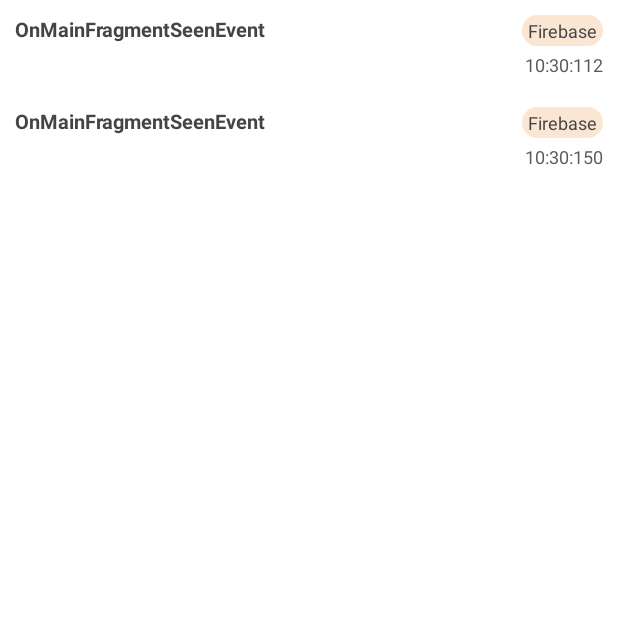
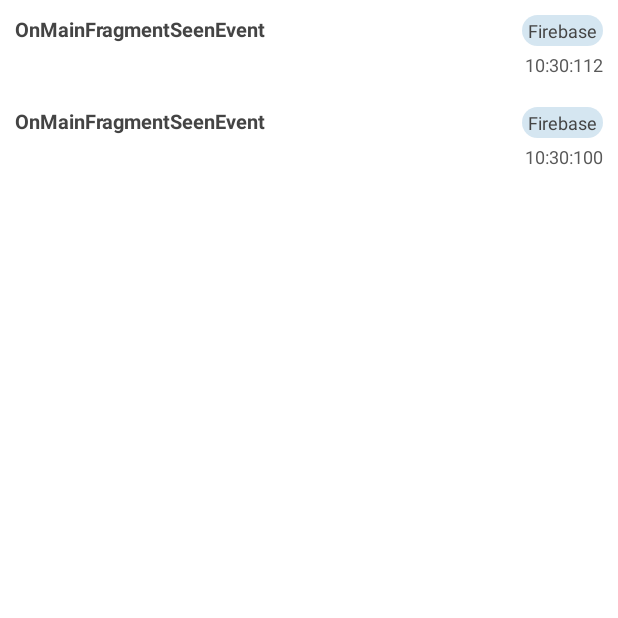
Before and after one commit to Trendyol/android-dev-tools, an Android app: the fragment EventsFragment placed in its activity, on a phone screen of 412 x 824 dp, the top half of it. Run offline under Robolectric (Android 15) with nearby library versions, the phone set to English and light mode, and no system bars; our stand-ins replace Room's generated code, RxJava, paging; libraries missing offline, so code that uses them is left out: com.trendyol.uicomponents; 1 statement that could not run was skipped.

Commit message:
Remove EventPlatform, assign platform colors dynamically

```diff
--- a/analytics-logger-no-op/src/main/java/com/trendyol/android/devtools/analyticslogger/AnalyticsLogger.kt
+++ b/analytics-logger-no-op/src/main/java/com/trendyol/android/devtools/analyticslogger/AnalyticsLogger.kt
@@ -15,7 +15,7 @@ class AnalyticsLogger private constructor(
         fun report(
             key: String?,
             value: Any?,
-            platform: EventPlatform?,
+            platform: String?,
         ) {
             // no-op
         }
--- a/analytics-logger/src/main/java/com/trendyol/android/devtools/analyticslogger/internal/data/database/PlatformConverter.kt
+++ /dev/null
@@ -1,22 +0,0 @@
-package com.trendyol.android.devtools.analyticslogger.internal.data.database
-
-import androidx.room.ProvidedTypeConverter
-import androidx.room.TypeConverter
-import com.squareup.moshi.Moshi
-import com.trendyol.android.devtools.analyticslogger.EventPlatform
-
-@ProvidedTypeConverter
-internal class PlatformConverter(private val moshi: Moshi) {
-
-    @TypeConverter
-    fun toPlatform(value: String?): EventPlatform? {
-        val adapter = moshi.adapter(EventPlatform::class.java)
-        return value?.let { runCatching { adapter.fromJson(it) }.getOrNull() }
-    }
-
-    @TypeConverter
-    fun toString(platform: EventPlatform?): String? {
-        val adapter = moshi.adapter(EventPlatform::class.java)
-        return runCatching { adapter.toJson(platform) }.getOrNull()
-    }
-}
--- a/analytics-logger/src/main/java/com/trendyol/android/devtools/analyticslogger/internal/data/model/EventEntity.kt
+++ b/analytics-logger/src/main/java/com/trendyol/android/devtools/analyticslogger/internal/data/model/EventEntity.kt
@@ -3,13 +3,12 @@ package com.trendyol.android.devtools.analyticslogger.internal.data.model
 import androidx.room.ColumnInfo
 import androidx.room.Entity
 import androidx.room.PrimaryKey
-import com.trendyol.android.devtools.analyticslogger.EventPlatform
 
 @Entity(tableName = "event_entities")
 internal data class EventEntity(
     @PrimaryKey(autoGenerate = true) val uid: Int = 0,
     @ColumnInfo(name = "key") val key: String?,
     @ColumnInfo(name = "value") val value: String?,
-    @ColumnInfo(name = "platform") val platform: EventPlatform?,
+    @ColumnInfo(name = "platform") val platform: String?,
     @ColumnInfo(name = "date") val date: String?,
 )
--- a/analytics-logger/src/main/java/com/trendyol/android/devtools/analyticslogger/internal/di/AnalyticsContainer.kt
+++ b/analytics-logger/src/main/java/com/trendyol/android/devtools/analyticslogger/internal/di/AnalyticsContainer.kt
@@ -15,7 +15,7 @@ internal class AnalyticsContainer(private val context: Context) {
         Moshi.Builder().add(KotlinJsonAdapterFactory()).build()
     }
 
-    private val eventDatabase: EventDatabase by lazy { EventDatabase.create(context, moshi) }
+    private val eventDatabase: EventDatabase by lazy { EventDatabase.create(context) }
 
     private val eventRepository: EventRepository by lazy { EventRepositoryImpl(eventDatabase) }
 
--- a/analytics-logger/src/main/java/com/trendyol/android/devtools/analyticslogger/internal/domain/manager/EventManager.kt
+++ b/analytics-logger/src/main/java/com/trendyol/android/devtools/analyticslogger/internal/domain/manager/EventManager.kt
@@ -1,13 +1,12 @@
 package com.trendyol.android.devtools.analyticslogger.internal.domain.manager
 
-import com.trendyol.android.devtools.analyticslogger.EventPlatform
 import com.trendyol.android.devtools.analyticslogger.internal.domain.model.Event
 
 internal interface EventManager {
 
     suspend fun find(query: String?, page: Int, pageSize: Int): List<Event>
 
-    suspend fun insert(key: String?, value: Any?, platform: EventPlatform?)
+    suspend fun insert(key: String?, value: Any?, platform: String?)
 
     suspend fun deleteAll()
 }
--- a/analytics-logger/src/main/java/com/trendyol/android/devtools/analyticslogger/internal/domain/manager/EventManagerImpl.kt
+++ b/analytics-logger/src/main/java/com/trendyol/android/devtools/analyticslogger/internal/domain/manager/EventManagerImpl.kt
@@ -1,7 +1,6 @@
 package com.trendyol.android.devtools.analyticslogger.internal.domain.manager
 
 import com.squareup.moshi.Moshi
-import com.trendyol.android.devtools.analyticslogger.EventPlatform
 import com.trendyol.android.devtools.analyticslogger.internal.data.model.EventEntity
 import com.trendyol.android.devtools.analyticslogger.internal.data.repository.EventRepository
 import com.trendyol.android.devtools.analyticslogger.internal.domain.model.Event
@@ -38,7 +37,7 @@ internal class EventManagerImpl(
     override suspend fun insert(
         key: String?,
         value: Any?,
-        platform: EventPlatform?,
+        platform: String?,
     ) {
         val dateFormat = SimpleDateFormat("hh:mm:SS", Locale.getDefault())
         val date = dateFormat.format(Calendar.getInstance().time)
--- a/analytics-logger/src/main/java/com/trendyol/android/devtools/analyticslogger/internal/domain/model/Event.kt
+++ b/analytics-logger/src/main/java/com/trendyol/android/devtools/analyticslogger/internal/domain/model/Event.kt
@@ -1,12 +1,10 @@
 package com.trendyol.android.devtools.analyticslogger.internal.domain.model
-
-import com.trendyol.android.devtools.analyticslogger.EventPlatform
 
 internal data class Event(
     val uid: Int,
     val key: String?,
     val value: String?,
     val json: String?,
-    val platform: EventPlatform?,
+    val platform: String?,
     val date: String?,
 )
--- /dev/null
+++ b/analytics-logger/src/main/java/com/trendyol/android/devtools/analyticslogger/internal/factory/ColorFactory.kt
@@ -0,0 +1,17 @@
+package com.trendyol.android.devtools.analyticslogger.internal.factory
+
+import android.graphics.Color
+
+object ColorFactory {
+
+    private val colors = listOf(
+        "#32E67E22",
+        "#322980B9",
+        "#321ABC9C",
+        "#329B59B6",
+    )
+
+    fun getColor(value: String): Int {
+        return Color.parseColor(colors[value.toList().map { it.code }.sum().mod(colors.size)])
+    }
+}
--- a/analytics-logger/src/main/java/com/trendyol/android/devtools/analyticslogger/internal/ui/EventAdapter.kt
+++ b/analytics-logger/src/main/java/com/trendyol/android/devtools/analyticslogger/internal/ui/EventAdapter.kt
@@ -1,18 +1,17 @@
 package com.trendyol.android.devtools.analyticslogger.internal.ui
 
 import android.content.res.ColorStateList
-import android.graphics.Color
 import android.graphics.drawable.GradientDrawable
 import android.view.LayoutInflater
 import android.view.View
 import android.view.ViewGroup
 import android.widget.TextView
-import androidx.annotation.ColorInt
 import androidx.paging.PagingDataAdapter
 import androidx.recyclerview.widget.DiffUtil
 import androidx.recyclerview.widget.RecyclerView
 import com.trendyol.android.devtools.analyticslogger.R
 import com.trendyol.android.devtools.analyticslogger.internal.domain.model.Event
+import com.trendyol.android.devtools.analyticslogger.internal.factory.ColorFactory
 
 internal class EventAdapter : PagingDataAdapter<Event, EventAdapter.EventViewHolder>(
     diffCallback = object : DiffUtil.ItemCallback<Event>() {
@@ -61,18 +60,17 @@ internal class EventAdapter : PagingDataAdapter<Event, EventAdapter.EventViewHol
 
             textViewKey.text = event.key
             textViewValue.text = event.value
-            textViewPlatform.text = event.platform?.title.orEmpty()
+            textViewPlatform.text = event.platform
             textViewDate.text = event.date
-
-            textViewPlatform.background = createPlatformBackground(
-                Color.parseColor(event.platform?.color.orEmpty())
-            )
+            textViewPlatform.background = createPlatformBackground(event.platform)
         }
 
-        private fun createPlatformBackground(@ColorInt colorInt: Int): GradientDrawable {
+        private fun createPlatformBackground(platform: String?): GradientDrawable {
             return GradientDrawable().apply {
                 cornerRadius = 20f
-                color = ColorStateList.valueOf(colorInt)
+                color = ColorStateList.valueOf(
+                    ColorFactory.getColor(platform.orEmpty())
+                )
             }
         }
     }
--- a/analytics-logger/src/main/java/com/trendyol/android/devtools/analyticslogger/internal/ui/MainActivity.kt
+++ b/analytics-logger/src/main/java/com/trendyol/android/devtools/analyticslogger/internal/ui/MainActivity.kt
@@ -1,7 +1,6 @@
 package com.trendyol.android.devtools.analyticslogger.internal.ui
 
 import android.os.Bundle
-import android.view.Menu
 import android.view.MenuItem
 import androidx.appcompat.app.AppCompatActivity
 import androidx.fragment.app.Fragment
--- a/sample/src/main/java/com/trendyol/android/devtools/ui/main/MainFragment.kt
+++ b/sample/src/main/java/com/trendyol/android/devtools/ui/main/MainFragment.kt
@@ -7,7 +7,6 @@ import android.view.ViewGroup
 import androidx.fragment.app.Fragment
 import com.trendyol.android.devtools.MainActivity
 import com.trendyol.android.devtools.analyticslogger.AnalyticsLogger
-import com.trendyol.android.devtools.analyticslogger.EventPlatform
 import com.trendyol.android.devtools.databinding.MainFragmentBinding
 import com.trendyol.android.devtools.debugmenu.DebugMenu
 import com.trendyol.android.devtools.ui.login.LoginFragment
@@ -49,7 +48,7 @@ class MainFragment : Fragment() {
         AnalyticsLogger.report(
             key = "OnMainFragmentSeenEvent",
             value = EventModel("TestAction", "TestCategory", "TestScreen"),
-            platform = EventPlatform.FIREBASE,
+            platform = "Firebase",
         )
     }
 
```
Also changed, not shown: analytics-logger-no-op/build.gradle (+6 -11 lines), analytics-logger-no-op/publish.gradle (added, +28 -0 lines), analytics-logger-no-op/src/main/java/com/trendyol/android/devtools/analyticslogger/EventPlatform.kt (deleted, +0 -12 lines), analytics-logger/build.gradle (+5 -2 lines), analytics-logger/publish.gradle (added, +28 -0 lines), analytics-logger/src/main/java/com/trendyol/android/devtools/analyticslogger/AnalyticsLogger.kt (+4 -4 lines), analytics-logger/src/main/java/com/trendyol/android/devtools/analyticslogger/EventPlatform.kt (deleted, +0 -12 lines), analytics-logger/src/main/java/com/trendyol/android/devtools/analyticslogger/internal/data/database/EventDatabase.kt (+3 -8 lines), analytics-logger/src/main/java/com/trendyol/android/devtools/analyticslogger/internal/ui/detail/DetailFragment.kt (+7 -8 lines).
